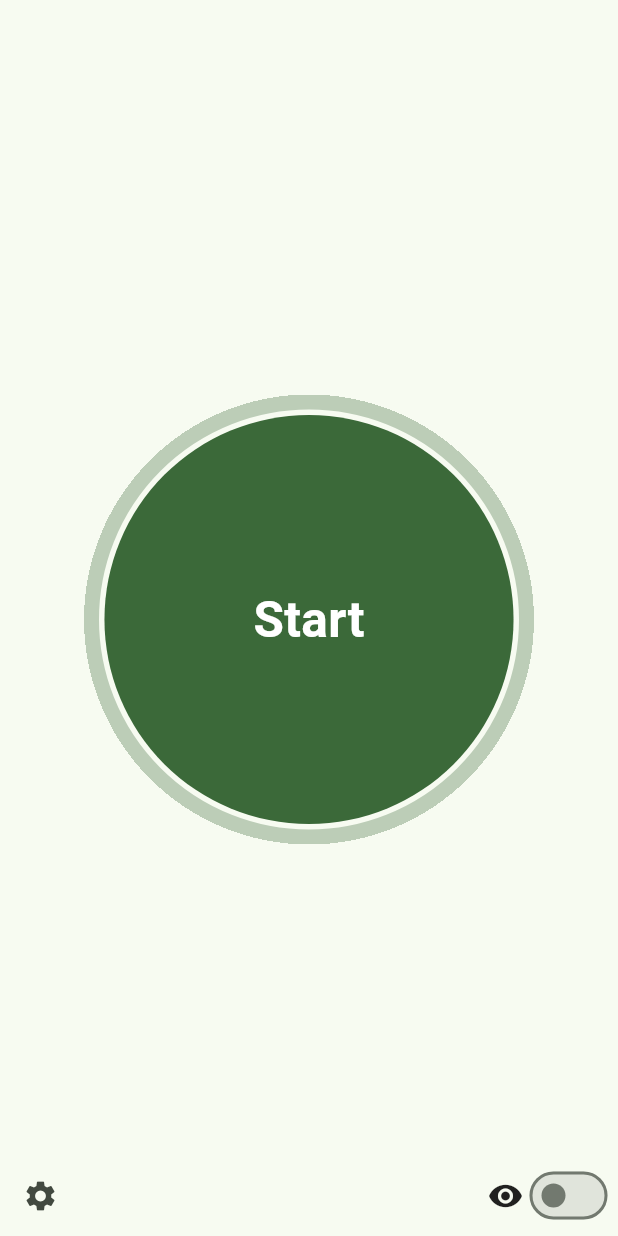
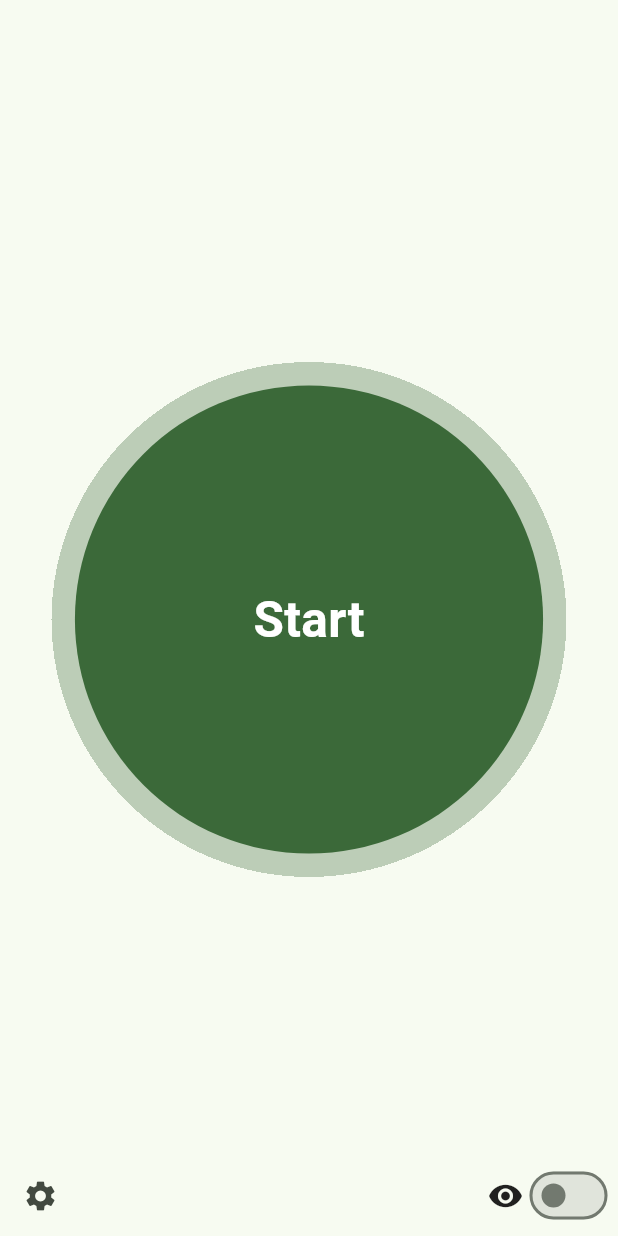
Before and after one commit to CerberusProgrammer/enfo, a Flutter app: the screen it shows after launch, on a phone screen of 412 x 824 dp. Run offline on Flutter 3.47's test engine with Material 2 defaults, Android fonts, the phone set to English and light mode, and no system bars; drawn by our look-alikes of circular_countdown_timer; our stand-ins replace adaptive_theme, shared_preferences.

Commit message:
New UI settings.

```diff
--- a/lib/clock.dart
+++ b/lib/clock.dart
@@ -1,60 +1,79 @@
 import 'package:circular_countdown_timer/circular_countdown_timer.dart';
 import 'package:flutter/material.dart';
 
-class Clock extends StatelessWidget {
+class Clock extends StatefulWidget {
   final CountDownController controller;
+  final int time;
 
   const Clock({
     super.key,
     required this.controller,
+    required this.time,
   });
+
+  @override
+  State<Clock> createState() => _ClockState();
+}
+
+class _ClockState extends State<Clock> {
+  bool isTimer = false;
 
   @override
   Widget build(BuildContext context) {
     return Scaffold(
-      body: Center(
+      body: LayoutBuilder(builder: (context, constraints) {
+        return Center(
           child: Material(
             clipBehavior: Clip.hardEdge,
             shape: const CircleBorder(),
             child: InkWell(
               onTap: () {
-              controller.start();
+                if (widget.controller.isStarted) {
+                  if (widget.controller.isPaused) {
+                    widget.controller.resume();
+                  } else {
+                    widget.controller.pause();
+                  }
+                } else {
+                  widget.controller.start();
+                }
+              },
+              onLongPress: () {
+                widget.controller.restart();
               },
               child: CircularCountDownTimer(
-              duration: 100,
+                duration: widget.time,
                 initialDuration: 0,
-              controller: controller,
-              width: 300,
-              height: 300,
+                controller: widget.controller,
+                width: constraints.maxWidth / 1.2,
+                height: constraints.maxHeight / 1.2,
                 ringColor: Theme.of(context).colorScheme.primary.withAlpha(80),
                 ringGradient: null,
                 fillColor: Theme.of(context).colorScheme.primary.withAlpha(180),
                 fillGradient: null,
                 backgroundColor: Theme.of(context).colorScheme.primary,
                 backgroundGradient: null,
-              strokeWidth: 20.0,
-              strokeCap: StrokeCap.round,
-              textStyle: const TextStyle(
-                fontSize: 33.0,
+                strokeWidth: 100.0,
+                strokeCap: StrokeCap.butt,
+                textStyle: TextStyle(
+                  fontSize: constraints.maxWidth < 300 ? 18 : 33.0,
                   color: Colors.white,
                   fontWeight: FontWeight.bold,
                 ),
                 textFormat: CountdownTextFormat.MM_SS,
-              isReverse: false,
+                isReverse: true,
                 isReverseAnimation: false,
                 isTimerTextShown: true,
                 autoStart: false,
                 onStart: () {
-                debugPrint('Countdown Started');
+                  setState(() {
+                    isTimer = true;
+                  });
                 },
-              onComplete: () {
-                debugPrint('Countdown Ended');
-              },
-              onChange: (String timeStamp) {
-                debugPrint('Countdown Changed $timeStamp');
-              },
+                onComplete: () {},
+                onChange: (String timeStamp) {},
                 timeFormatterFunction: (defaultFormatterFunction, duration) {
-                if (!controller.isStarted) {
+                  if (!widget.controller.isStarted) {
                     return "Start";
                   } else {
                     return Function.apply(
@@ -66,7 +85,8 @@ class Clock extends StatelessWidget {
               ),
             ),
           ),
-      ),
+        );
+      }),
     );
   }
 }
--- a/lib/home.dart
+++ b/lib/home.dart
@@ -1,3 +1,4 @@
+import 'package:adaptive_theme/adaptive_theme.dart';
 import 'package:circular_countdown_timer/circular_countdown_timer.dart';
 import 'package:enfo/settings.dart';
 import 'package:flutter/material.dart';
@@ -14,30 +15,38 @@ class Home extends StatefulWidget {
 class _Home extends State<Home> {
   final CountDownController _controller = CountDownController();
   bool _mode = false;
+  int time = 3000;
 
   @override
   Widget build(BuildContext context) {
-    return Scaffold(
+    return SafeArea(
+      child: Scaffold(
         appBar: AppBar(),
-      body: Clock(
+        body: _mode
+            ? Center()
+            : Clock(
                 controller: _controller,
+                time: time,
               ),
         bottomNavigationBar: Padding(
           padding: const EdgeInsets.all(3.0),
           child: Row(
             children: [
               IconButton(
-              onPressed: () {
-                Navigator.push(context, MaterialPageRoute(builder: (builder) {
-                  return const Settings();
-                }));
-                /*
+                onPressed: () async {
+                  bool theme = false;
+                  theme = await AdaptiveTheme.getThemeMode().then(
+                    (value) {
+                      return value!.isDark;
+                    },
+                  );
+
+                  // ignore: use_build_context_synchronously
                   showModalBottomSheet(
                       context: context,
                       builder: (builder) {
-                      return const Settings();
+                        return Settings(theme: theme);
                       });
-                 */
                 },
                 icon: const Icon(
                   Icons.settings,
@@ -56,6 +65,7 @@ class _Home extends State<Home> {
             ],
           ),
         ),
+      ),
     );
   }
 }
--- a/lib/main.dart
+++ b/lib/main.dart
@@ -22,7 +22,7 @@ void main() async {
   );
 }
 
-class Main extends StatelessWidget {
+class Main extends StatefulWidget {
   final AdaptiveThemeMode? savedThemeMode;
   final bool presentation;
 
@@ -33,17 +33,24 @@ class Main extends StatelessWidget {
   });
 
   @override
+  State<StatefulWidget> createState() => _MainState();
+}
+
+class _MainState extends State<Main> {
+  @override
   Widget build(BuildContext context) {
     return AdaptiveTheme(
         light: ThemeData(
+          brightness: Brightness.light,
           colorSchemeSeed: Themes.colors[Themes.defaultIndex],
           useMaterial3: true,
         ),
         dark: ThemeData(
+          brightness: Brightness.dark,
           colorSchemeSeed: Themes.colors[Themes.defaultIndex],
           useMaterial3: true,
         ),
-        initial: savedThemeMode ?? AdaptiveThemeMode.light,
+        initial: widget.savedThemeMode ?? AdaptiveThemeMode.light,
         builder: (theme, darkTheme) {
           return MaterialApp(
             debugShowCheckedModeBanner: false,
--- a/lib/theme.dart
+++ b/lib/theme.dart
@@ -1,7 +1,7 @@
 import 'package:flutter/material.dart';
 
 class Themes {
-  static int defaultIndex = 8;
+  static int defaultIndex = 0;
   static List<Color> colors = [
     Colors.red,
     Colors.pink,
@@ -21,11 +21,11 @@ class Themes {
     Colors.blueGrey
   ];
 
-  static ThemeData changeTheme(int index) {
+  static ThemeData changeTheme(int index, bool brightness) {
     return ThemeData(
       colorSchemeSeed: colors[index],
       useMaterial3: true,
-      brightness: Brightness.dark,
+      brightness: brightness ? Brightness.dark : Brightness.light,
     );
   }
 }
```
Also changed, not shown: lib/settings.dart (+37 -15 lines). Lines whose indentation alone changed are shown as unchanged.
